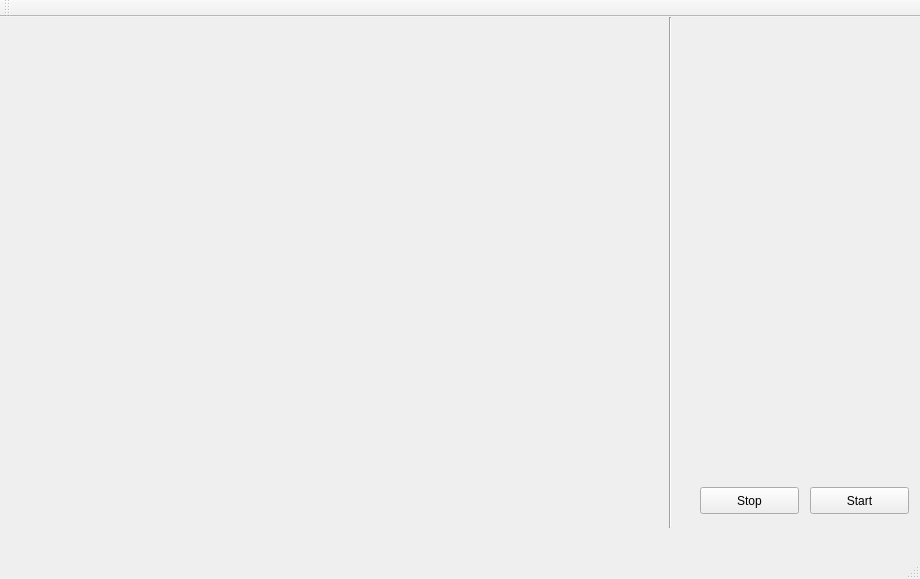
Old version of the form src/mainwindow.ui in the repository rodricxc/uaivision.
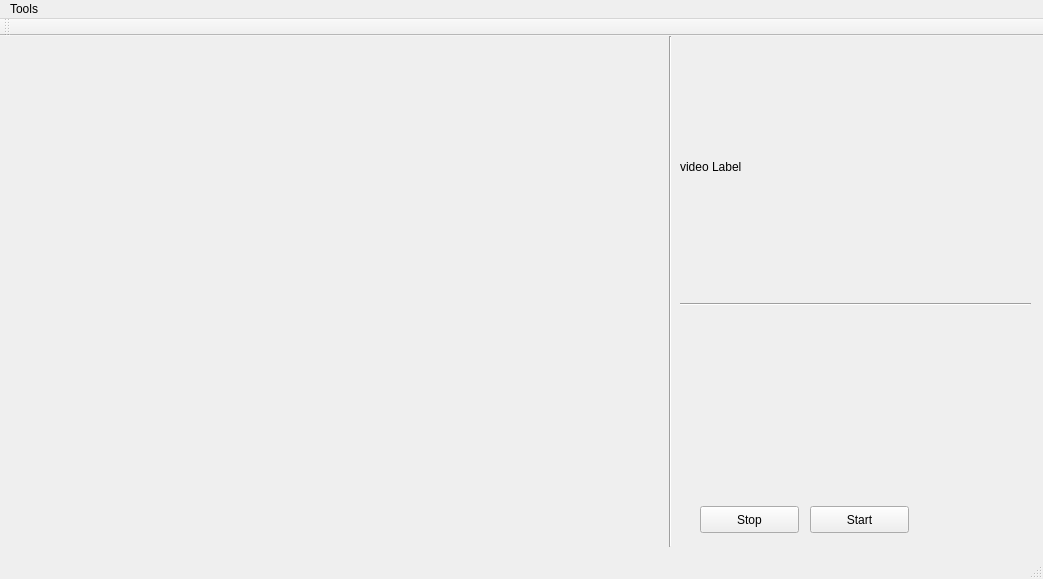
New version of the form.

Commit message: Created the module to visualize the clusters and a small label to an extra image. We also created a function to obtain the image inside a trapezoid.

What changed in the file:
```diff
--- a/src/mainwindow.ui
+++ b/src/mainwindow.ui
@@ -6,10 +6,16 @@
    <rect>
     <x>0</x>
     <y>0</y>
-    <width>920</width>
+    <width>1043</width>
     <height>579</height>
    </rect>
   </property>
+  <property name="minimumSize">
+   <size>
+    <width>1043</width>
+    <height>579</height>
+   </size>
+  </property>
   <property name="windowTitle">
    <string>MainWindow</string>
   </property>
@@ -484,16 +490,55 @@
      <enum>Qt::Vertical</enum>
     </property>
    </widget>
+   <widget class="QLabel" name="videoLabelMin">
+    <property name="geometry">
+     <rect>
+      <x>680</x>
+      <y>10</y>
+      <width>322</width>
+      <height>242</height>
+     </rect>
+    </property>
+    <property name="minimumSize">
+     <size>
+      <width>322</width>
+      <height>242</height>
+     </size>
+    </property>
+    <property name="text">
+     <string>video Label</string>
+    </property>
+   </widget>
+   <widget class="Line" name="line_2">
+    <property name="geometry">
+     <rect>
+      <x>680</x>
+      <y>260</y>
+      <width>351</width>
+      <height>16</height>
+     </rect>
+    </property>
+    <property name="orientation">
+     <enum>Qt::Horizontal</enum>
+    </property>
+   </widget>
   </widget>
   <widget class="QMenuBar" name="menuBar">
    <property name="geometry">
     <rect>
      <x>0</x>
      <y>0</y>
-     <width>920</width>
+     <width>1043</width>
      <height>25</height>
     </rect>
    </property>
+   <widget class="QMenu" name="menuTools">
+    <property name="title">
+     <string>Tools</string>
+    </property>
+    <addaction name="actionGLColors"/>
+   </widget>
+   <addaction name="menuTools"/>
   </widget>
   <widget class="QToolBar" name="mainToolBar">
    <attribute name="toolBarArea">
```
Left out of the diff: 5 changed lines with no effect on the pictures. The commit also changes 21 other files.
